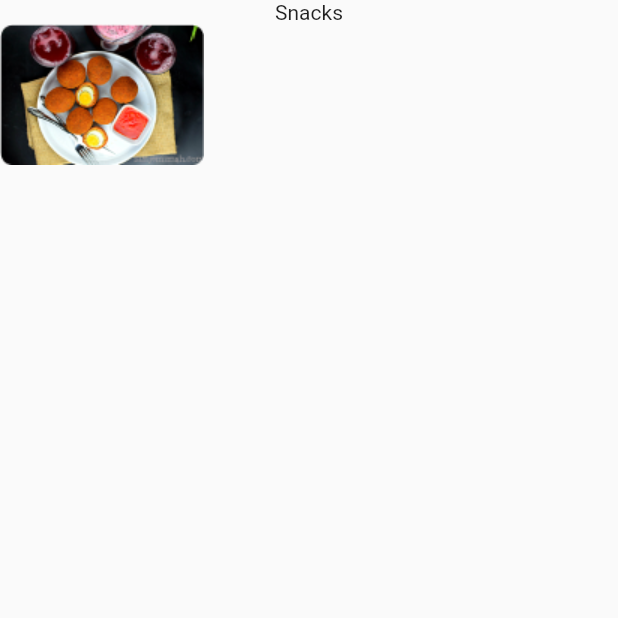
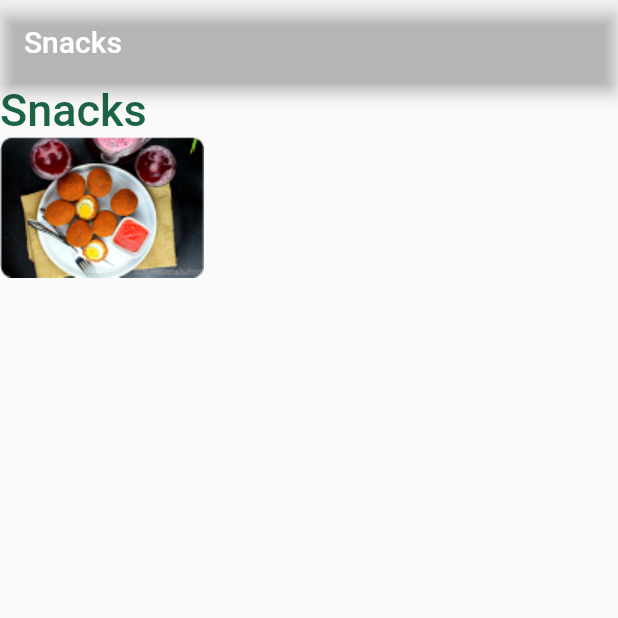
Before and after one commit to GocipeOfficial/breakfast_categories, a Flutter app: the screen it shows after launch, on a phone screen of 412 x 824 dp, the top half of it. Run offline on Flutter 3.47's test engine with Material 2 defaults, Android fonts, the phone set to English and light mode, and no system bars; our stand-ins replace flutter_svg, font_awesome_flutter.

Commit message:
fixes new

```diff
--- a/lib/breakfast.dart
+++ b/lib/breakfast.dart
@@ -1,6 +1,7 @@
 import 'package:flutter/material.dart';
 import 'package:flutter_svg/flutter_svg.dart';
 import 'package:font_awesome_flutter/font_awesome_flutter.dart';
+import 'package:recipe_with_ingredient/contants.dart';
 
 class BreakfastCategories extends StatelessWidget {
   const BreakfastCategories({super.key});
@@ -8,21 +9,26 @@ class BreakfastCategories extends StatelessWidget {
   @override
   Widget build(BuildContext context) {
     return Scaffold(
+      appBar: AppBar(
+        title: Text('Snacks'),
+        backgroundColor: Colors.transparent,
+      ),
       body: SafeArea(
-        child: Column(children: [
-          Container(),
-          Text('Snacks'),
+        child: Column(
+          crossAxisAlignment: CrossAxisAlignment.start,
+            children: [
+          Text('Snacks', style: TextStyle(color: primaryColor, fontSize: 30, fontWeight: FontWeight.w500),),
           Container(
             child: Row(
               children: [
                 Container(
                   child: Column(
                     children: [
-
-                           Container(
-                            child: Image(image: AssetImage('images/Rectangle1.png'),),
-                           ),
-
+                      Container(
+                        child: Image(
+                          image: AssetImage('images/Rectangle1.png'),
+                        ),
+                      ),
                     ],
                   ),
                 ),
--- /dev/null
+++ b/lib/contants.dart
@@ -0,0 +1,4 @@
+
+import 'package:flutter/material.dart';
+
+const primaryColor = Color(0xff1C6543);
```
